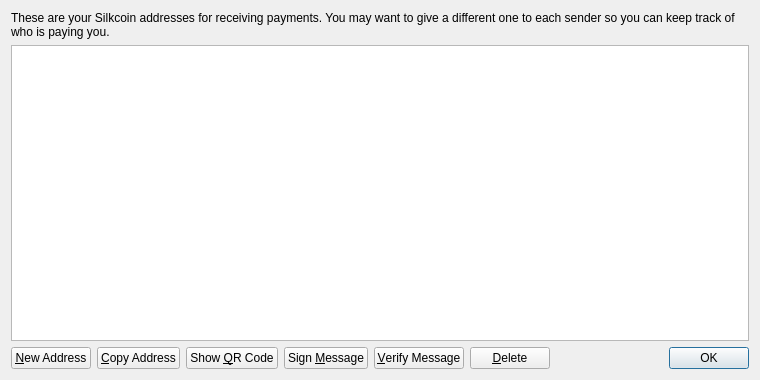
Before: the Qt Designer form src/qt/forms/addressbookpage.ui in shnurf/silkcoin, drawn with Qt 5.
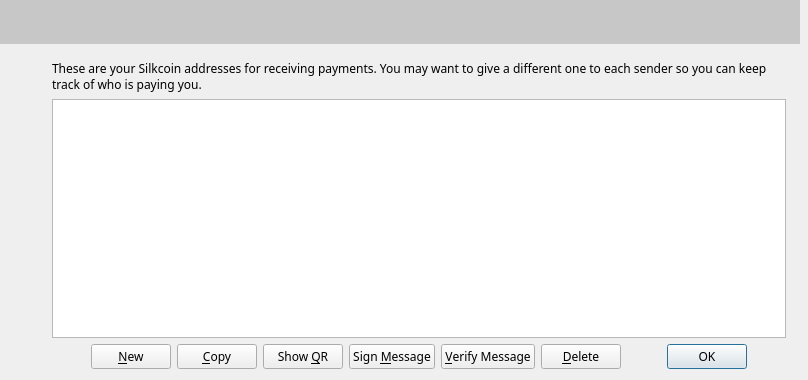
After: the same form once the commit is applied. Icons and pictures are not drawn.

Patch:
```diff
--- a/src/qt/forms/addressbookpage.ui
+++ b/src/qt/forms/addressbookpage.ui
@@ -6,14 +6,57 @@
    <rect>
     <x>0</x>
     <y>0</y>
-    <width>760</width>
+    <width>808</width>
     <height>380</height>
    </rect>
   </property>
   <property name="windowTitle">
    <string>Address Book</string>
   </property>
+  <property name="styleSheet">
+   <string notr="true">font-family:Proxima Nova Rg;</string>
+  </property>
   <layout class="QVBoxLayout" name="verticalLayout">
+   <property name="leftMargin">
+    <number>0</number>
+   </property>
+   <property name="topMargin">
+    <number>0</number>
+   </property>
+   <property name="rightMargin">
+    <number>0</number>
+   </property>
+   <item>
+    <widget class="QFrame" name="greyFrame">
+     <property name="minimumSize">
+      <size>
+       <width>800</width>
+       <height>44</height>
+      </size>
+     </property>
+     <property name="maximumSize">
+      <size>
+       <width>800</width>
+       <height>44</height>
+      </size>
+     </property>
+     <property name="styleSheet">
+      <string notr="true">background:#c7c7c7;</string>
+     </property>
+     <layout class="QVBoxLayout" name="verticalLayout_9"/>
+    </widget>
+   </item>
+   <item>
+    <layout class="QVBoxLayout" name="verticalLayout_2">
+     <property name="leftMargin">
+      <number>52</number>
+     </property>
+     <property name="topMargin">
+      <number>10</number>
+     </property>
+     <property name="rightMargin">
+      <number>22</number>
+     </property>
    <item>
     <widget class="QLabel" name="labelExplanation">
      <property name="text">
@@ -57,13 +100,26 @@
    </item>
    <item>
     <layout class="QHBoxLayout" name="horizontalLayout">
+       <item>
+        <spacer name="horizontalSpacer_2">
+         <property name="orientation">
+          <enum>Qt::Horizontal</enum>
+         </property>
+         <property name="sizeHint" stdset="0">
+          <size>
+           <width>40</width>
+           <height>20</height>
+          </size>
+         </property>
+        </spacer>
+       </item>
      <item>
       <widget class="QPushButton" name="newAddressButton">
        <property name="toolTip">
         <string>Create a new address</string>
        </property>
        <property name="text">
-        <string>&amp;New Address</string>
+          <string>&amp;New</string>
        </property>
        <property name="icon">
         <iconset resource="../bitcoin.qrc">
@@ -77,7 +133,7 @@
         <string>Copy the currently selected address to the system clipboard</string>
        </property>
        <property name="text">
-        <string>&amp;Copy Address</string>
+          <string>&amp;Copy</string>
        </property>
        <property name="icon">
         <iconset resource="../bitcoin.qrc">
@@ -88,7 +144,7 @@
      <item>
       <widget class="QPushButton" name="showQRCode">
        <property name="text">
-        <string>Show &amp;QR Code</string>
+          <string>Show &amp;QR</string>
        </property>
        <property name="icon">
         <iconset resource="../bitcoin.qrc">
@@ -163,6 +219,21 @@
         <set>QDialogButtonBox::Ok</set>
        </property>
       </widget>
+       </item>
+       <item>
+        <spacer name="horizontalSpacer_3">
+         <property name="orientation">
+          <enum>Qt::Horizontal</enum>
+         </property>
+         <property name="sizeHint" stdset="0">
+          <size>
+           <width>40</width>
+           <height>20</height>
+          </size>
+         </property>
+        </spacer>
+       </item>
+      </layout>
      </item>
     </layout>
    </item>
```
Lines whose indentation alone changed are shown as unchanged.
